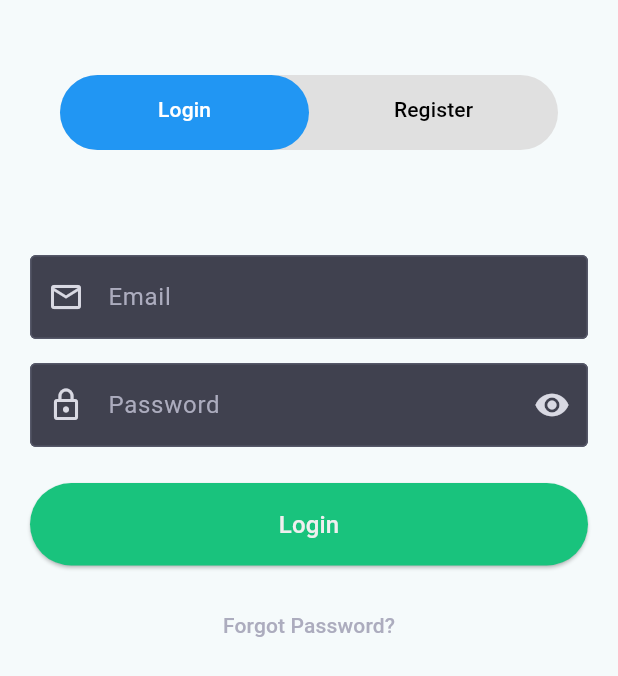
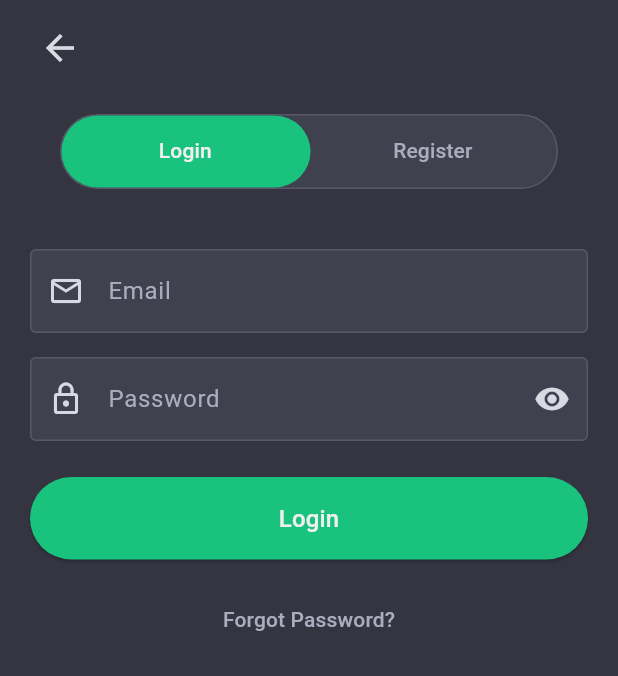
Before and after one commit to dnguyen0091/ResuMaker-Mobile, a Flutter app: the EnterUser screen opened directly, on a phone screen of 412 x 824 dp. Shown: the top 676 px of the screen. Run offline on Flutter 3.47's test engine with Material 3 defaults, Android fonts, the phone set to English and light mode, and no system bars; our stand-ins replace flutter_svg.

Commit message:
Add files via upload
added back function for the sign in up state

recolored for dark theme

```diff
--- a/resumaker_mobile/lib/Pages/enter_user.dart
+++ b/resumaker_mobile/lib/Pages/enter_user.dart
@@ -2,6 +2,7 @@ import 'package:flutter/material.dart';
 
 import '../Forms/login.dart';
 import '../Forms/register.dart';
+import '../app_color.dart';
 
 class EnterUser extends StatefulWidget {
   const EnterUser({super.key});
@@ -32,11 +33,32 @@ class _EnterUserState extends State<EnterUser> with SingleTickerProviderStateMix
   Widget build(BuildContext context) {
 
     return Scaffold(
-      resizeToAvoidBottomInset:true,
+      backgroundColor: AppColor.background,
+      resizeToAvoidBottomInset: true,
       body: SafeArea(
         child: Column(
           children: [
-            const SizedBox(height: 50),
+            // Add back button row at the top
+            Padding(
+              padding: const EdgeInsets.only(left: 16.0, top: 8.0),
+              child: Row(
+                mainAxisAlignment: MainAxisAlignment.start,
+                children: [
+                  IconButton(
+                    icon: Icon(
+                      Icons.arrow_back,
+                      color: AppColor.icon,
+                      size: 28,
+                    ),
+                    onPressed: () {
+                      Navigator.pushReplacementNamed(context, '/'); // Navigate back to home
+                    },
+                  ),
+                ],
+              ),
+            ),
+
+            const SizedBox(height: 20), // Reduced height since we have the back button row now
 
             // Animated custom tab bar
             Padding(
@@ -44,8 +66,9 @@ class _EnterUserState extends State<EnterUser> with SingleTickerProviderStateMix
               child: Container(
                 height: 50,
                 decoration: BoxDecoration(
-                  color: Colors.grey.shade300,
+                  color: AppColor.inputField,
                   borderRadius: BorderRadius.circular(25.0),
+                  border: Border.all(color: AppColor.border, width: 1.0),
                 ),
                 child: Stack(
                   children: [
@@ -59,7 +82,7 @@ class _EnterUserState extends State<EnterUser> with SingleTickerProviderStateMix
                       width: (MediaQuery.of(context).size.width - 80) / 2,
                       child: Container(
                         decoration: BoxDecoration(
-                          color: Colors.blue,
+                          color: AppColor.accent,
                           borderRadius: BorderRadius.circular(25.0),
                         ),
                       ),
@@ -70,8 +93,8 @@ class _EnterUserState extends State<EnterUser> with SingleTickerProviderStateMix
                       indicator: const BoxDecoration(), // No indicator
                       dividerColor: Colors.transparent,
                       overlayColor: MaterialStateProperty.all(Colors.transparent),
-                      labelColor: Colors.white,
-                      unselectedLabelColor: Colors.black,
+                      labelColor: AppColor.text,
+                      unselectedLabelColor: AppColor.secondaryText,
                       tabs: const [
                         Tab(text: 'Login'),
                         Tab(text: 'Register'),
@@ -88,26 +111,31 @@ class _EnterUserState extends State<EnterUser> with SingleTickerProviderStateMix
                 controller: _tabController,
                 children: [
                   // Login form
-
-                  Padding(
+                  Container(
+                    color: AppColor.background,
+                    child: Padding(
                       padding: const EdgeInsets.all(20.0),
-                    child:Column(
-                      children:[
-                        const SizedBox(height: 50,),
-                        Expanded(child:LoginUser()),
+                      child: Column(
+                        children: [
+                          const SizedBox(height: 20), // Reduced height
+                          Expanded(child: LoginUser()),
                         ]
                       )
                     ),
+                  ),
 
                   // Register form
-                  Padding(
+                  Container(
+                    color: AppColor.background,
+                    child: Padding(
                       padding: const EdgeInsets.all(20.0),
-                    child:Column(
+                      child: Column(
                         children: [
-                        const SizedBox(height: 50,),
-                        Expanded(child:RegisterUser()),
+                          const SizedBox(height: 20), // Reduced height
+                          Expanded(child: RegisterUser()),
                         ],
                       )
+                    ),
                   ),
                 ],
               ),
```
Also changed, not shown: resumaker_mobile/lib/Pages/home.dart (+26 -18 lines). Lines whose indentation alone changed are shown as unchanged.
